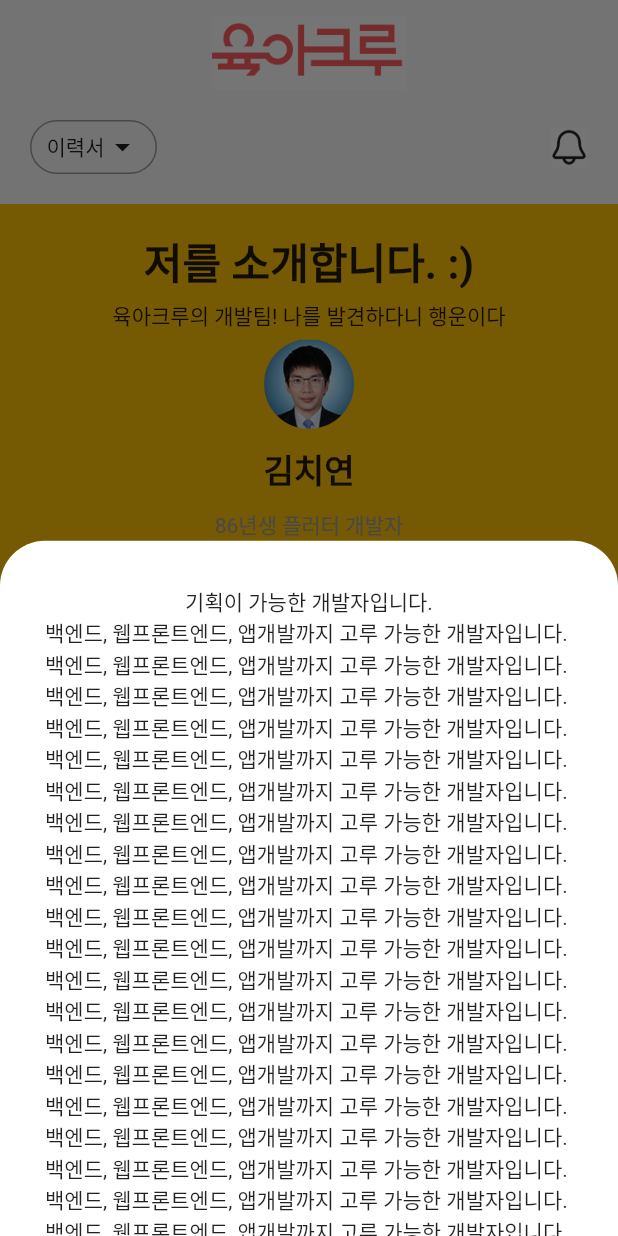
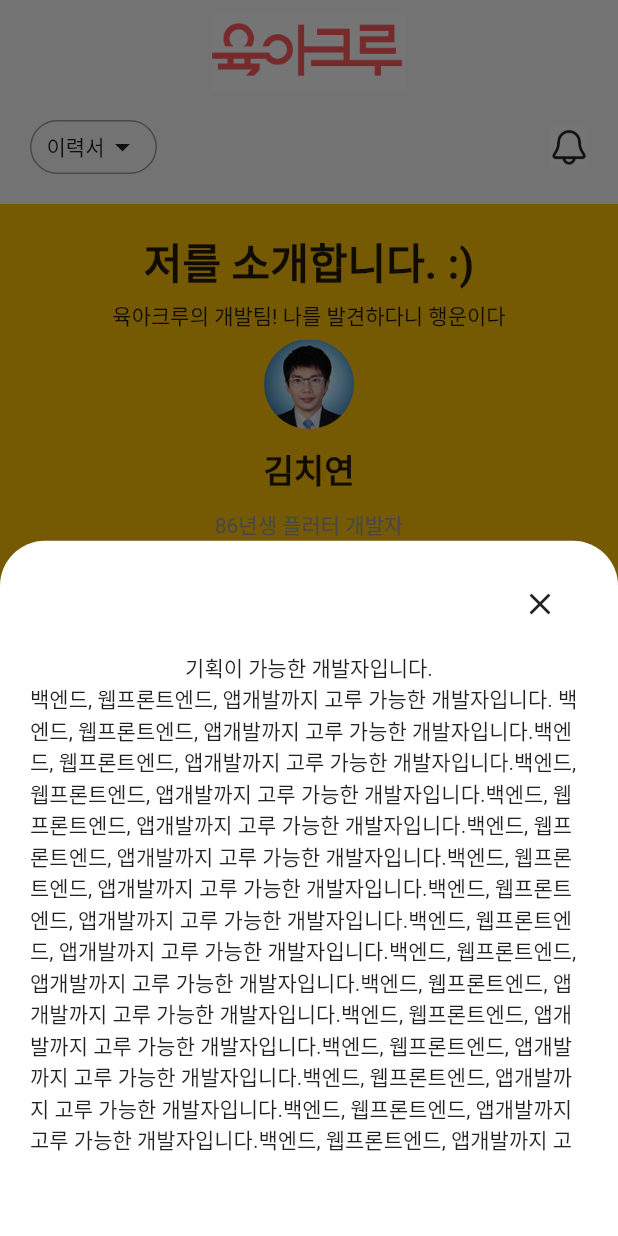
Before and after one commit to present1602/self_intro_app, a Flutter app: the screen it shows after launch, after a tap on "소개글 읽기", on a phone screen of 412 x 824 dp. Run offline on Flutter 3.47's test engine with Material 2 defaults, Android fonts, the phone set to English and light mode, and no system bars; our stand-ins replace webview_flutter.

Commit message:
소개글 레이어 닫기 버튼 / 스크롤 적용

```diff
--- a/lib/views/screens/home/HomeScreen.dart
+++ b/lib/views/screens/home/HomeScreen.dart
@@ -18,11 +18,6 @@ List<MyKeyword> keywordCardListData = [
   MyKeyword(keyword: '책임감', content: '책임감이 강합니다.'),
   MyKeyword(keyword: '성장욕구', content: '성장욕구가 강합니다.'),
 ];
-// List<Map<String, String>> keywordCardListData = [
-//   {'keyword': '성실', 'content': '성실합니다.'},
-//   {'keyword': '책임감', 'content': '책임감이 강합니다.'},
-//   {'keyword': '성장욕구', 'content': '성장욕구가 강합니다.'},
-// ];
 
 Future<void> _dialog(BuildContext context, MyKeyword myKeyword) async {
   return showDialog(
@@ -323,7 +318,6 @@ class _HomeScreenState extends State<HomeScreen> {
                   SizedBox(
                     height: 10,
                   ),
-
                   ElevatedButton(
                       onPressed: () {
                         showModalBottomSheet<void>(
@@ -338,19 +332,39 @@ class _HomeScreenState extends State<HomeScreen> {
                                           topLeft: Radius.circular(30),
                                           topRight: Radius.circular(30))),
                                   child: Padding(
-                                    padding: EdgeInsets.all(30),
+                                    padding: EdgeInsets.symmetric(
+                                        vertical: 10, horizontal: 20),
                                     child: Column(
                                       mainAxisAlignment:
                                           MainAxisAlignment.start,
                                       mainAxisSize: MainAxisSize.min,
                                       children: <Widget>[
-                                        const Text('기획이 가능한 개발자입니다.'),
-                                        const Text(
-                                            '백엔드, 웹프론트엔드, 앱개발까지 고루 가능한 개발자입니다. 백엔드, 웹프론트엔드, 앱개발까지 고루 가능한 개발자입니다.백엔드, 웹프론트엔드, 앱개발까지 고루 가능한 개발자입니다.백엔드, 웹프론트엔드, 앱개발까지 고루 가능한 개발자입니다.백엔드, 웹프론트엔드, 앱개발까지 고루 가능한 개발자입니다.백엔드, 웹프론트엔드, 앱개발까지 고루 가능한 개발자입니다.백엔드, 웹프론트엔드, 앱개발까지 고루 가능한 개발자입니다.백엔드, 웹프론트엔드, 앱개발까지 고루 가능한 개발자입니다.백엔드, 웹프론트엔드, 앱개발까지 고루 가능한 개발자입니다.백엔드, 웹프론트엔드, 앱개발까지 고루 가능한 개발자입니다.백엔드, 웹프론트엔드, 앱개발까지 고루 가능한 개발자입니다.백엔드, 웹프론트엔드, 앱개발까지 고루 가능한 개발자입니다.백엔드, 웹프론트엔드, 앱개발까지 고루 가능한 개발자입니다.백엔드, 웹프론트엔드, 앱개발까지 고루 가능한 개발자입니다.백엔드, 웹프론트엔드, 앱개발까지 고루 가능한 개발자입니다.백엔드, 웹프론트엔드, 앱개발까지 고루 가능한 개발자입니다.백엔드, 웹프론트엔드, 앱개발까지 고루 가능한 개발자입니다.백엔드, 웹프론트엔드, 앱개발까지 고루 가능한 개발자입니다.백엔드, 웹프론트엔드, 앱개발까지 고루 가능한 개발자입니다.백엔드, 웹프론트엔드, 앱개발까지 고루 가능한 개발자입니다.백엔드, 웹프론트엔드, 앱개발까지 고루 가능한 개발자입니다.백엔드, 웹프론트엔드, 앱개발까지 고루 가능한 개발자입니다.백엔드, 웹프론트엔드, 앱개발까지 고루 가능한 개발자입니다.백엔드, 웹프론트엔드, 앱개발까지 고루 가능한 개발자입니다.백엔드, 웹프론트엔드, 앱개발까지 고루 가능한 개발자입니다.백엔드, 웹프론트엔드, 앱개발까지 고루 가능한 개발자입니다.백엔드, 웹프론트엔드, 앱개발까지 고루 가능한 개발자입니다.백엔드, 웹프론트엔드, 앱개발까지 고루 가능한 개발자입니다.백엔드, 웹프론트엔드, 앱개발까지 고루 가능한 개발자입니다.백엔드, 웹프론트엔드, 앱개발까지 고루 가능한 개발자입니다.백엔드, 웹프론트엔드, 앱개발까지 고루 가능한 개발자입니다.백엔드, 웹프론트엔드, 앱개발까지 고루 가능한 개발자입니다.백엔드, 웹프론트엔드, 앱개발까지 고루 가능한 개발자입니다.'),
-                                        // ElevatedButton(
-                                        //   child: const Text('Done!'),
-                                        //   onPressed: () => Navigator.pop(context),
-                                        // )
+                                        Positioned(
+                                          right: 20,
+                                          top: 20,
+                                          child: InkWell(
+                                            onTap: () {
+                                              Navigator.of(context).pop();
+                                            },
+                                            child: Container(
+                                              padding: EdgeInsets.all(20),
+                                              alignment: Alignment.topRight,
+                                              child: Icon(Icons.close),
+                                            ),
+                                          ),
+                                        ),
+                                        SizedBox(
+                                          height: 340,
+                                          child: SingleChildScrollView(
+                                            child: Column(
+                                              children: [
+                                                const Text('기획이 가능한 개발자입니다.'),
+                                                const Text(
+                                                    '백엔드, 웹프론트엔드, 앱개발까지 고루 가능한 개발자입니다. 백엔드, 웹프론트엔드, 앱개발까지 고루 가능한 개발자입니다.백엔드, 웹프론트엔드, 앱개발까지 고루 가능한 개발자입니다.백엔드, 웹프론트엔드, 앱개발까지 고루 가능한 개발자입니다.백엔드, 웹프론트엔드, 앱개발까지 고루 가능한 개발자입니다.백엔드, 웹프론트엔드, 앱개발까지 고루 가능한 개발자입니다.백엔드, 웹프론트엔드, 앱개발까지 고루 가능한 개발자입니다.백엔드, 웹프론트엔드, 앱개발까지 고루 가능한 개발자입니다.백엔드, 웹프론트엔드, 앱개발까지 고루 가능한 개발자입니다.백엔드, 웹프론트엔드, 앱개발까지 고루 가능한 개발자입니다.백엔드, 웹프론트엔드, 앱개발까지 고루 가능한 개발자입니다.백엔드, 웹프론트엔드, 앱개발까지 고루 가능한 개발자입니다.백엔드, 웹프론트엔드, 앱개발까지 고루 가능한 개발자입니다.백엔드, 웹프론트엔드, 앱개발까지 고루 가능한 개발자입니다.백엔드, 웹프론트엔드, 앱개발까지 고루 가능한 개발자입니다.백엔드, 웹프론트엔드, 앱개발까지 고루 가능한 개발자입니다.백엔드, 웹프론트엔드, 앱개발까지 고루 가능한 개발자입니다.백엔드, 웹프론트엔드, 앱개발까지 고루 가능한 개발자입니다.백엔드, 웹프론트엔드, 앱개발까지 고루 가능한 개발자입니다.백엔드, 웹프론트엔드, 앱개발까지 고루 가능한 개발자입니다.백엔드, 웹프론트엔드, 앱개발까지 고루 가능한 개발자입니다.백엔드, 웹프론트엔드, 앱개발까지 고루 가능한 개발자입니다.백엔드, 웹프론트엔드, 앱개발까지 고루 가능한 개발자입니다.백엔드, 웹프론트엔드, 앱개발까지 고루 가능한 개발자입니다.백엔드, 웹프론트엔드, 앱개발까지 고루 가능한 개발자입니다.백엔드, 웹프론트엔드, 앱개발까지 고루 가능한 개발자입니다.백엔드, 웹프론트엔드, 앱개발까지 고루 가능한 개발자입니다.백엔드, 웹프론트엔드, 앱개발까지 고루 가능한 개발자입니다.백엔드, 웹프론트엔드, 앱개발까지 고루 가능한 개발자입니다.백엔드, 웹프론트엔드, 앱개발까지 고루 가능한 개발자입니다.백엔드, 웹프론트엔드, 앱개발까지 고루 가능한 개발자입니다.백엔드, 웹프론트엔드, 앱개발까지 고루 가능한 개발자입니다.백엔드, 웹프론트엔드, 앱개발까지 고루 가능한 개발자입니다.'),
+                                              ],
+                                            ),
+                                          ),
+                                        ),
                                       ],
                                     ),
                                   ),
```
